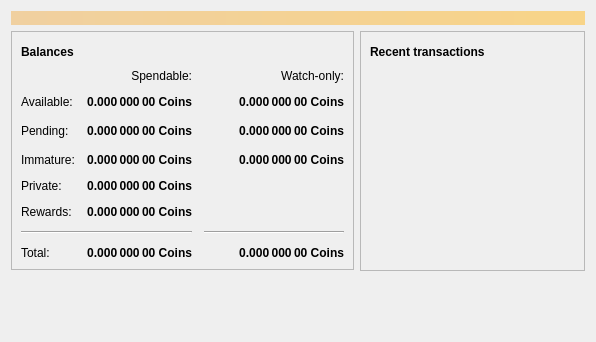
Qt form src/qt/forms/overviewpage.ui (ip-gpu/KomodoOcean) before a commit.
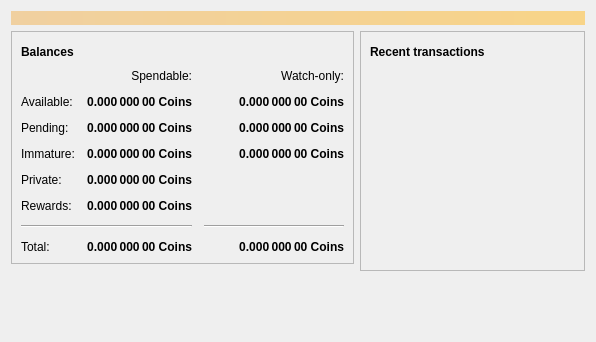
The same form after that commit. Icons and pictures are not drawn.

Commit message: fix spacer height in Pending grid row

```diff
--- a/src/qt/forms/overviewpage.ui
+++ b/src/qt/forms/overviewpage.ui
@@ -110,7 +110,7 @@
            </layout>
           </item>
           <item>
-           <layout class="QGridLayout" name="gridLayout">
+           <layout class="QGridLayout" name="gridLayout" rowstretch="0,0,0,0,0,0,0,0">
             <property name="spacing">
              <number>12</number>
             </property>
@@ -386,6 +386,9 @@
               <property name="text">
                <string>Pending:</string>
               </property>
+              <property name="margin">
+               <number>0</number>
+              </property>
              </widget>
             </item>
             <item row="4" column="0">
@@ -437,7 +440,7 @@
               <property name="sizeHint" stdset="0">
                <size>
                 <width>40</width>
-                <height>20</height>
+                <height>13</height>
                </size>
               </property>
              </spacer>
```
